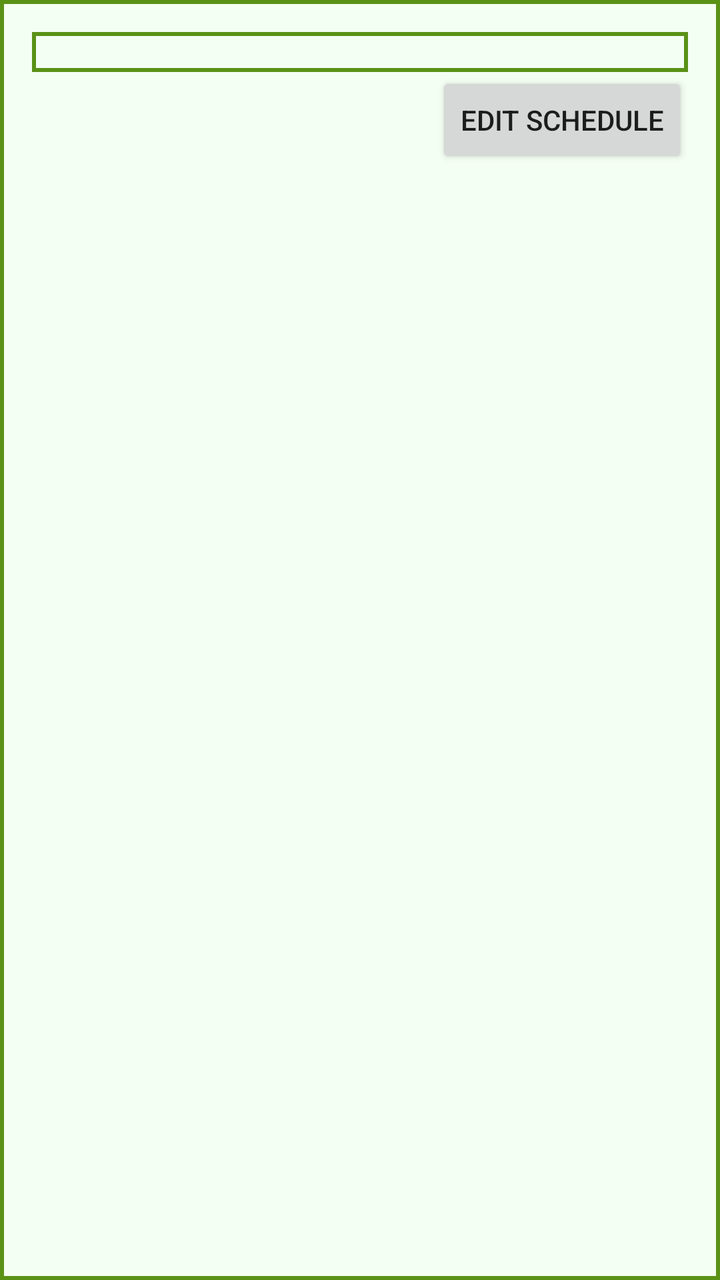
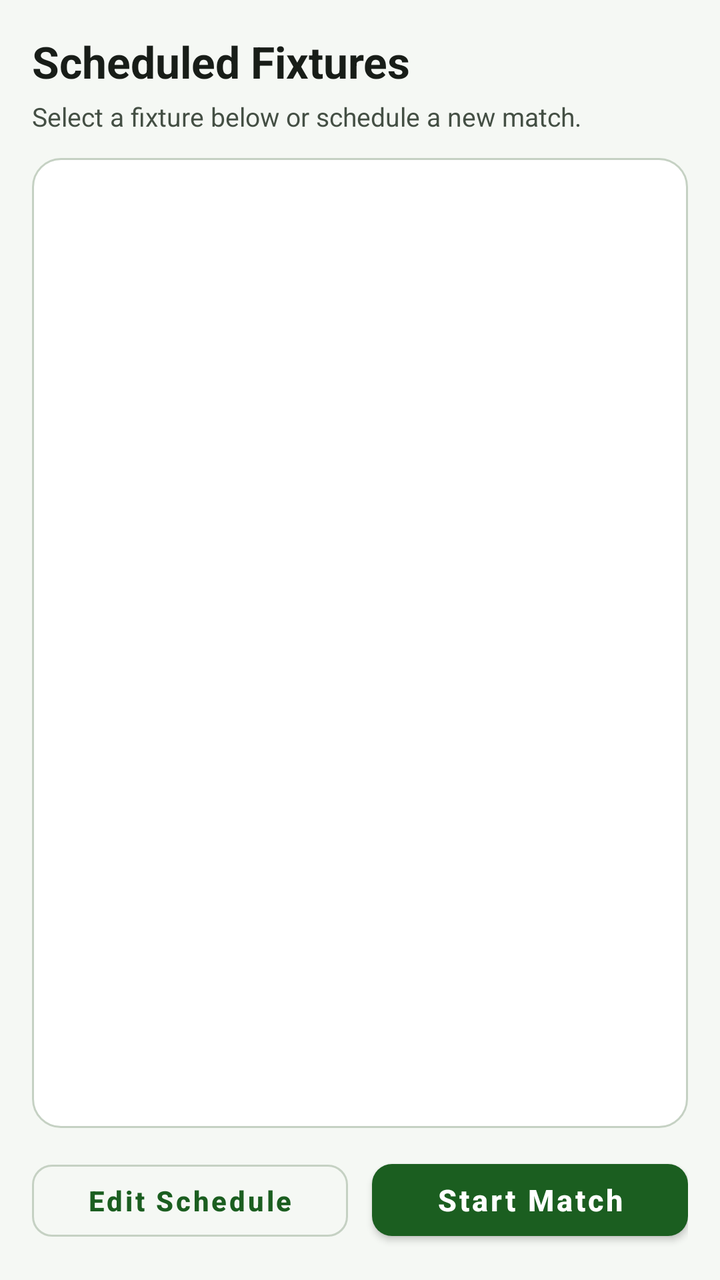

An Android layout rendered at two revisions. The XML below is the earlier revision; the diff shows what the commit changed to produce the second picture.
<!-- AndroidManifest.xml: application theme AppTheme -->
<!-- res/layout/activity_view_schedules.xml -->
<?xml version="1.0" encoding="utf-8"?>
<RelativeLayout xmlns:android="http://schemas.android.com/apk/res/android"
    xmlns:tools="http://schemas.android.com/tools"
    android:id="@+id/activity_view_schedules"
    android:layout_width="match_parent"
    android:layout_height="match_parent"
    android:background="@drawable/rectangle"
    android:paddingBottom="@dimen/activity_vertical_margin"
    android:paddingLeft="@dimen/activity_horizontal_margin"
    android:paddingRight="@dimen/activity_horizontal_margin"
    android:paddingTop="@dimen/activity_vertical_margin"
    tools:context="com.example.android.cricketscoreboard.views.ViewSchedules">

<ScrollView
    android:id="@+id/scheduleMatchScrollView"
    android:layout_width="match_parent"
    android:layout_height="wrap_content"
    android:background="@drawable/rectangle">

    <TableLayout
        android:id="@+id/scheduleMatchTableView"
        android:layout_width="match_parent"
        android:layout_height="wrap_content">

    </TableLayout>



</ScrollView>
    <Button
        android:id="@+id/EditScheduleButton"
        android:layout_width="wrap_content"
        android:layout_height="wrap_content"
        android:layout_alignRight="@id/scheduleMatchScrollView"
        android:layout_below="@id/scheduleMatchScrollView"
        android:text="Edit Schedule"/>
    <Button
        android:id="@+id/StartScheduleButton"
        android:layout_width="wrap_content"
        android:layout_height="wrap_content"
        android:layout_centerHorizontal="true"
        android:layout_below="@id/scheduleMatchScrollView"
        android:layout_toRightOf="@id/EditScheduleButton"
        android:text="Start Match"/>

</RelativeLayout>
<!-- resources referenced by this layout -->
<resources>
  <dimen name="activity_horizontal_margin">16dp</dimen>
  <dimen name="activity_vertical_margin">16dp</dimen>
  <!-- drawable rectangle (drawable) -->
  <?xml version="1.0" encoding="utf-8"?>
  <shape xmlns:android="http://schemas.android.com/apk/res/android" android:shape="rectangle" >
  
      <solid android:color="@color/Color_Background" />
      <stroke android:width="2dip" android:color="@color/colorPrimaryDark"/>
      <padding
          android:left="10dp"
          android:top="10dp"
          android:right="10dp"
          android:bottom="10dp" />
      <gradient
          android:angle="45"
          android:centerX= "2"
          android:centerY= "2"
          android:centerColor="@color/Color_Background"
          android:endColor="@color/Color_Background"
          android:gradientRadius="1000"
          android:startColor="@color/black_overlay"
          android:type="sweep"
          android:useLevel="false"
      />
      <size
          android:width="10dp"
          android:height="10dp" />
  </shape>
  <style name="AppTheme" parent="Theme.AppCompat.Light.DarkActionBar">
          
          <item name="colorPrimary">@color/colorPrimary</item>
          <item name="colorPrimaryDark">@color/colorPrimaryDark</item>
          <item name="colorAccent">@color/colorAccent</item>
      </style>
  <color name="Color_Background">#F4FFF3</color>
  <color name="colorPrimaryDark">#5a9216</color>
  <color name="black_overlay">#66000000</color>
  
      #5D4037
      26C6DA
  <color name="colorPrimary">#8bc34a</color>
  <color name="colorAccent">#E64A19</color>
</resources>

<!-- the commit's change to res/layout/activity_view_schedules.xml (unified diff, before → after) -->
@@ -1,46 +1,78 @@
 <?xml version="1.0" encoding="utf-8"?>
-<RelativeLayout xmlns:android="http://schemas.android.com/apk/res/android"
+<LinearLayout xmlns:android="http://schemas.android.com/apk/res/android"
     xmlns:tools="http://schemas.android.com/tools"
     android:id="@+id/activity_view_schedules"
     android:layout_width="match_parent"
     android:layout_height="match_parent"
-    android:background="@drawable/rectangle"
+    android:background="@color/Color_Background"
+    android:orientation="vertical"
+    android:paddingLeft="@dimen/activity_horizontal_margin"
+    android:paddingTop="@dimen/activity_vertical_margin"
+    android:paddingRight="@dimen/activity_horizontal_margin"
     android:paddingBottom="@dimen/activity_vertical_margin"
-    android:paddingLeft="@dimen/activity_horizontal_margin"
-    android:paddingRight="@dimen/activity_horizontal_margin"
-    android:paddingTop="@dimen/activity_vertical_margin"
     tools:context="com.example.android.cricketscoreboard.views.ViewSchedules">
 
-<ScrollView
-    android:id="@+id/scheduleMatchScrollView"
-    android:layout_width="match_parent"
-    android:layout_height="wrap_content"
-    android:background="@drawable/rectangle">
+    <TextView
+        android:layout_width="match_parent"
+        android:layout_height="wrap_content"
+        android:text="Scheduled Fixtures"
+        android:textAppearance="@style/TextAppearance.Cricket.ScreenTitle" />
 
-    <TableLayout
-        android:id="@+id/scheduleMatchTableView"
+    <TextView
+        android:id="@+id/schedules_empty_text"
         android:layout_width="match_parent"
-        android:layout_height="wrap_content">
+        android:layout_height="wrap_content"
+        android:layout_marginTop="4dp"
+        android:layout_marginBottom="12dp"
+        android:text="Select a fixture below or schedule a new match."
+        android:textColor="@color/colorTextSecondary"
+        android:textSize="13sp" />
 
-    </TableLayout>
+    <ScrollView
+        android:id="@+id/scheduleMatchScrollView"
+        android:layout_width="match_parent"
+        android:layout_height="0dp"
+        android:layout_weight="1"
+        android:background="@drawable/rectangle">
 
+        <HorizontalScrollView
+            android:layout_width="match_parent"
+            android:layout_height="wrap_content"
+            android:fillViewport="true">
 
+            <TableLayout
+                android:id="@+id/scheduleMatchTableView"
+                android:layout_width="wrap_content"
+                android:layout_height="wrap_content"
+                android:stretchColumns="0,1,2,3" />
+        </HorizontalScrollView>
+    </ScrollView>
 
-</ScrollView>
-    <Button
-        android:id="@+id/EditScheduleButton"
-        android:layout_width="wrap_content"
+    <LinearLayout
+        android:layout_width="match_parent"
         android:layout_height="wrap_content"
-        android:layout_alignRight="@id/scheduleMatchScrollView"
-        android:layout_below="@id/scheduleMatchScrollView"
-        android:text="Edit Schedule"/>
-    <Button
-        android:id="@+id/StartScheduleButton"
-        android:layout_width="wrap_content"
-        android:layout_height="wrap_content"
-        android:layout_centerHorizontal="true"
-        android:layout_below="@id/scheduleMatchScrollView"
-        android:layout_toRightOf="@id/EditScheduleButton"
-        android:text="Start Match"/>
+        android:layout_marginTop="12dp"
+        android:orientation="horizontal">
 
-</RelativeLayout>
+        <Button
+            android:id="@+id/EditScheduleButton"
+            style="@style/Widget.Cricket.OutlinedButton"
+            android:layout_width="0dp"
+            android:layout_height="wrap_content"
+            android:layout_marginEnd="6dp"
+            android:layout_marginRight="6dp"
+            android:layout_weight="1"
+            android:text="Edit Schedule" />
+
+        <Button
+            android:id="@+id/StartScheduleButton"
+            style="@style/Widget.Cricket.PrimaryButton"
+            android:layout_width="0dp"
+            android:layout_height="wrap_content"
+            android:layout_marginStart="6dp"
+            android:layout_marginLeft="6dp"
+            android:layout_weight="1"
+            android:text="Start Match" />
+    </LinearLayout>
+
+</LinearLayout>
<!-- resource entries referenced after the edit -->
@@ -4,43 +4,71 @@
   <dimen name="activity_vertical_margin">16dp</dimen>
   <!-- drawable rectangle (drawable) -->
   <?xml version="1.0" encoding="utf-8"?>
-  <shape xmlns:android="http://schemas.android.com/apk/res/android" android:shape="rectangle" >
-  
-      <solid android:color="@color/Color_Background" />
-      <stroke android:width="2dip" android:color="@color/colorPrimaryDark"/>
+  <shape xmlns:android="http://schemas.android.com/apk/res/android"
+      android:shape="rectangle">
+      <solid android:color="@color/colorSurface" />
+      <corners android:radius="@dimen/card_corner_radius" />
+      <stroke
+          android:width="1dp"
+          android:color="@color/colorOutline" />
       <padding
-          android:left="10dp"
-          android:top="10dp"
-          android:right="10dp"
-          android:bottom="10dp" />
-      <gradient
-          android:angle="45"
-          android:centerX= "2"
-          android:centerY= "2"
-          android:centerColor="@color/Color_Background"
-          android:endColor="@color/Color_Background"
-          android:gradientRadius="1000"
-          android:startColor="@color/black_overlay"
-          android:type="sweep"
-          android:useLevel="false"
-      />
-      <size
-          android:width="10dp"
-          android:height="10dp" />
+          android:bottom="14dp"
+          android:left="14dp"
+          android:right="14dp"
+          android:top="14dp" />
   </shape>
-  <style name="AppTheme" parent="Theme.AppCompat.Light.DarkActionBar">
-          
+  <style name="TextAppearance.Cricket.ScreenTitle" parent="TextAppearance.MaterialComponents.Headline5">
+          <item name="android:textSize">22sp</item>
+          <item name="android:textStyle">bold</item>
+          <item name="android:textColor">@color/colorTextPrimary</item>
+          <item name="android:fontFamily">sans-serif-medium</item>
+      </style>
+  <style name="Widget.Cricket.OutlinedButton" parent="Widget.MaterialComponents.Button.OutlinedButton">
+          <item name="android:minHeight">@dimen/min_touch_target</item>
+          <item name="android:textAllCaps">false</item>
+          <item name="android:textStyle">bold</item>
+          <item name="android:textSize">14sp</item>
+          <item name="cornerRadius">@dimen/button_corner_radius</item>
+          <item name="strokeColor">@color/colorOutline</item>
+      </style>
+  <style name="Widget.Cricket.PrimaryButton" parent="Widget.MaterialComponents.Button">
+          <item name="android:minHeight">@dimen/min_touch_target</item>
+          <item name="android:textAllCaps">false</item>
+          <item name="android:textStyle">bold</item>
+          <item name="android:textSize">15sp</item>
+          <item name="cornerRadius">@dimen/button_corner_radius</item>
+      </style>
+  <style name="AppTheme" parent="Theme.MaterialComponents.DayNight.DarkActionBar">
           <item name="colorPrimary">@color/colorPrimary</item>
           <item name="colorPrimaryDark">@color/colorPrimaryDark</item>
+          <item name="colorPrimaryVariant">@color/colorPrimaryVariant</item>
+          <item name="colorOnPrimary">@color/colorOnPrimary</item>
           <item name="colorAccent">@color/colorAccent</item>
+          <item name="colorSecondary">@color/colorSecondary</item>
+          <item name="colorSecondaryVariant">@color/colorSecondaryVariant</item>
+          <item name="colorOnSecondary">@color/colorOnSecondary</item>
+          <item name="android:colorBackground">@color/Color_Background</item>
+          <item name="colorSurface">@color/colorSurface</item>
+          <item name="colorOnSurface">@color/colorTextPrimary</item>
+          <item name="android:textColorPrimary">@color/colorTextPrimary</item>
+          <item name="android:textColorSecondary">@color/colorTextSecondary</item>
+          <item name="android:statusBarColor">@color/colorPrimaryDark</item>
       </style>
-  <color name="Color_Background">#F4FFF3</color>
-  <color name="colorPrimaryDark">#5a9216</color>
-  <color name="black_overlay">#66000000</color>
-  
-      #5D4037
-      26C6DA
-  <color name="colorPrimary">#8bc34a</color>
-  <color name="colorAccent">#E64A19</color>
+  <color name="colorSurface">#FFFFFF</color>
+  <dimen name="card_corner_radius">14dp</dimen>
+  <color name="colorOutline">#C5D1C3</color>
+  <color name="colorTextPrimary">#181D18</color>
+  <dimen name="min_touch_target">48dp</dimen>
+  <dimen name="button_corner_radius">10dp</dimen>
+  <color name="Color_Background">#F5F8F4</color>
+  <color name="colorTextSecondary">#444F44</color>
+  <color name="colorPrimaryDark">#0D3B10</color>
+  <color name="colorPrimaryVariant">#2E7D32</color>
+  <color name="colorOnPrimary">#FFFFFF</color>
+  <color name="colorPrimary">#1B5E20</color>
+  <color name="colorAccent">#C62828</color>
+  <color name="colorSecondary">#C62828</color>
+  <color name="colorSecondaryVariant">#8E0000</color>
+  <color name="colorOnSecondary">#FFFFFF</color>
 </resources>
 
